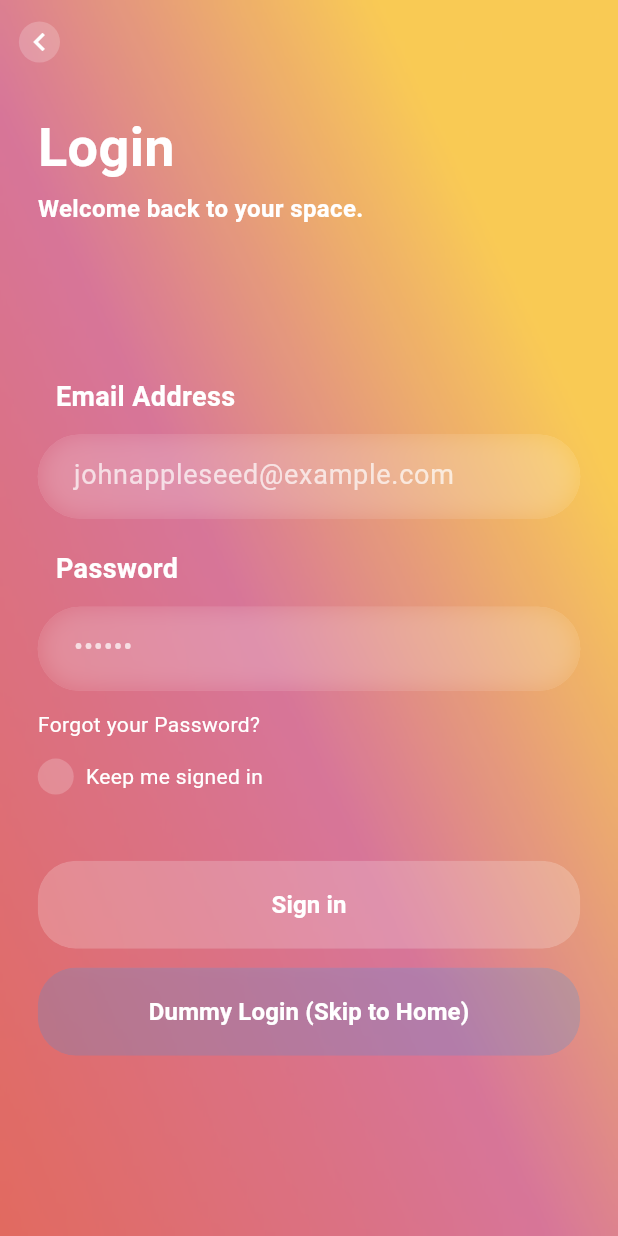
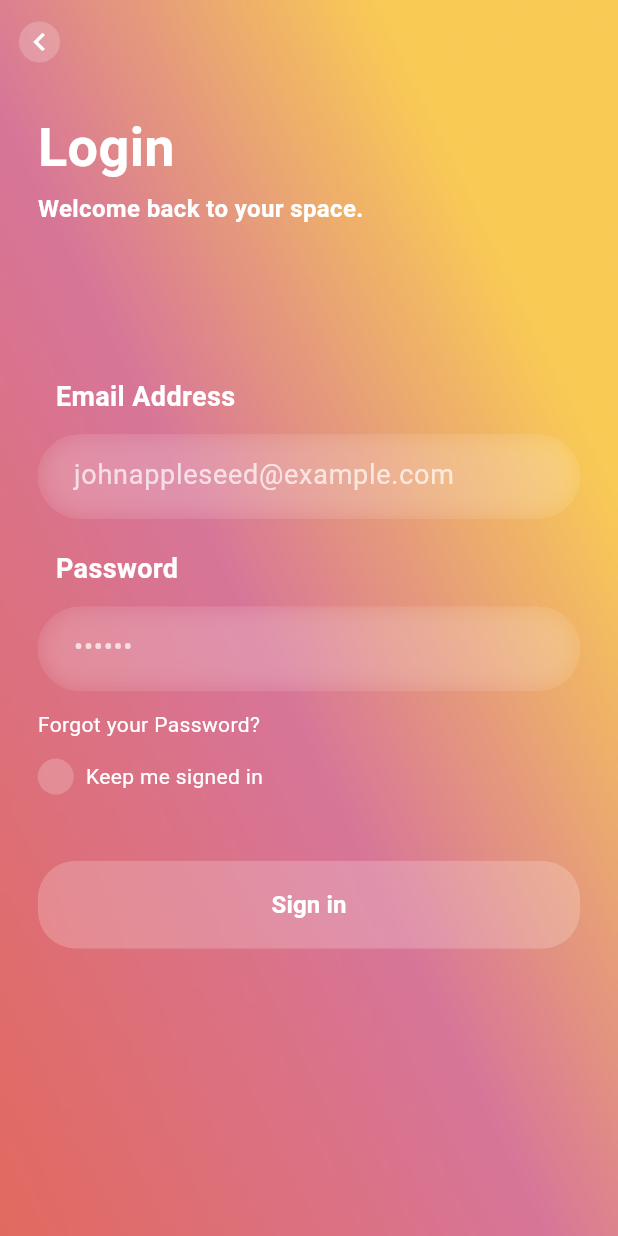
Before and after one commit to vchr1stou/MoodFlow, a Flutter app: the screen it shows after launch, after a tap on "Login", on a phone screen of 412 x 824 dp. Run offline on Flutter 3.47's test engine with Material 3 defaults, Android fonts, the phone set to English and light mode, and no system bars; our stand-ins replace cached_network_image, calendar_date_picker2, cloud_firestore, connectivity_plus, firebase_auth, firebase_core and 11 more; missing offline and left inert: responsive_grid_list; accounts and stored records are empty; project files that could hold a hidden picture were left out.

Commit message:
removed the dummy login button, made the touch area arround the bottom bar easily accessible

```diff
--- a/lib/presentation/login_screen/login_screen.dart
+++ b/lib/presentation/login_screen/login_screen.dart
@@ -96,8 +96,6 @@ class LoginScreenState extends State<LoginScreen> {
                         _buildKeepMeSignedIn(context),
                         SizedBox(height: 42.h),
                         _buildSignInButton(),
-                        SizedBox(height: 12.h),
-                        _buildDummyLoginButton(),
                         SizedBox(height: 24.h),
                       ],
                     ),
@@ -393,40 +391,4 @@ class LoginScreenState extends State<LoginScreen> {
       ),
     );
   }
-
-  Widget _buildDummyLoginButton() {
-    return ClipRRect(
-      borderRadius: BorderRadius.circular(24.h),
-      child: BackdropFilter(
-        filter: ImageFilter.blur(sigmaX: 10, sigmaY: 10),
-        child: Container(
-          width: double.infinity,
-          height: 56.h,
-          decoration: BoxDecoration(
-            color: Colors.blue.withOpacity(0.2),
-            borderRadius: BorderRadius.circular(24.h),
-          ),
-          child: TextButton(
-            onPressed: () {
-              Navigator.pushReplacementNamed(
-                  context, AppRoutes.homescreenScreen);
-            },
-            style: TextButton.styleFrom(
-              shape: RoundedRectangleBorder(
-                borderRadius: BorderRadius.circular(24.h),
-              ),
-            ),
-            child: Text(
-              "Dummy Login (Skip to Home)",
-              style: TextStyle(
-                fontSize: 16,
-                fontWeight: FontWeight.bold,
-                color: Colors.white,
-              ),
-            ),
-          ),
-        ),
-      ),
-    );
-  }
 }
```
Also changed, not shown: lib/presentation/homescreen_screen/homescreen_screen.dart (+8 -8 lines), lib/presentation/little_lifts_screen/little_lifts_initial_page.dart (+70 -0 lines).
